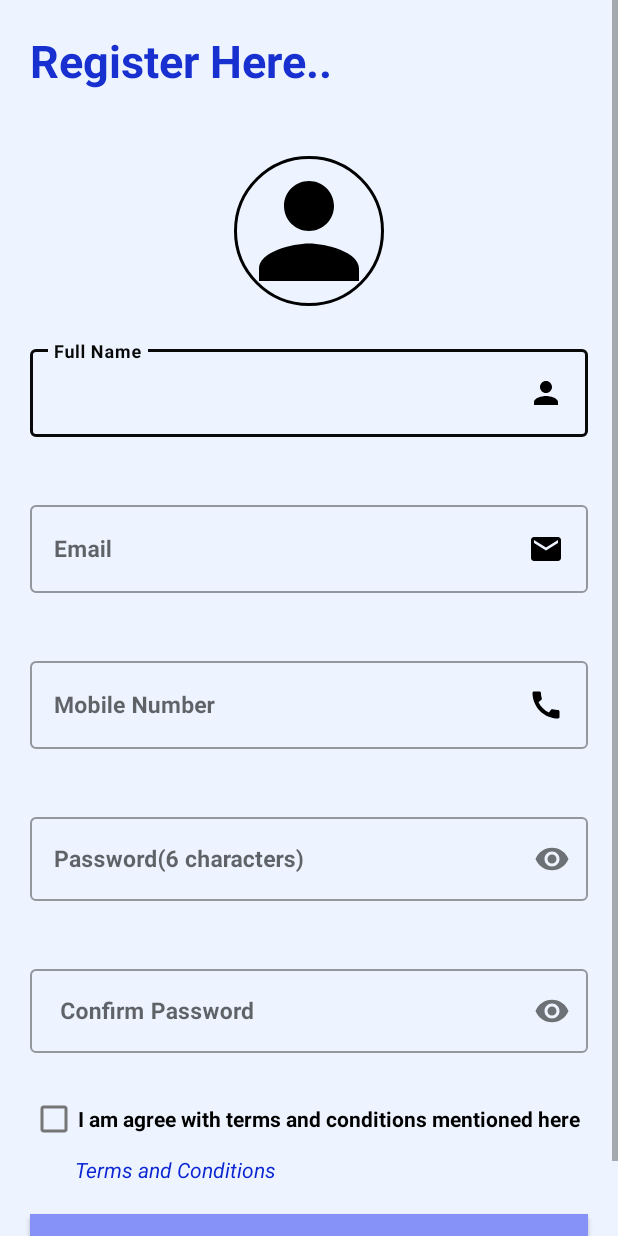
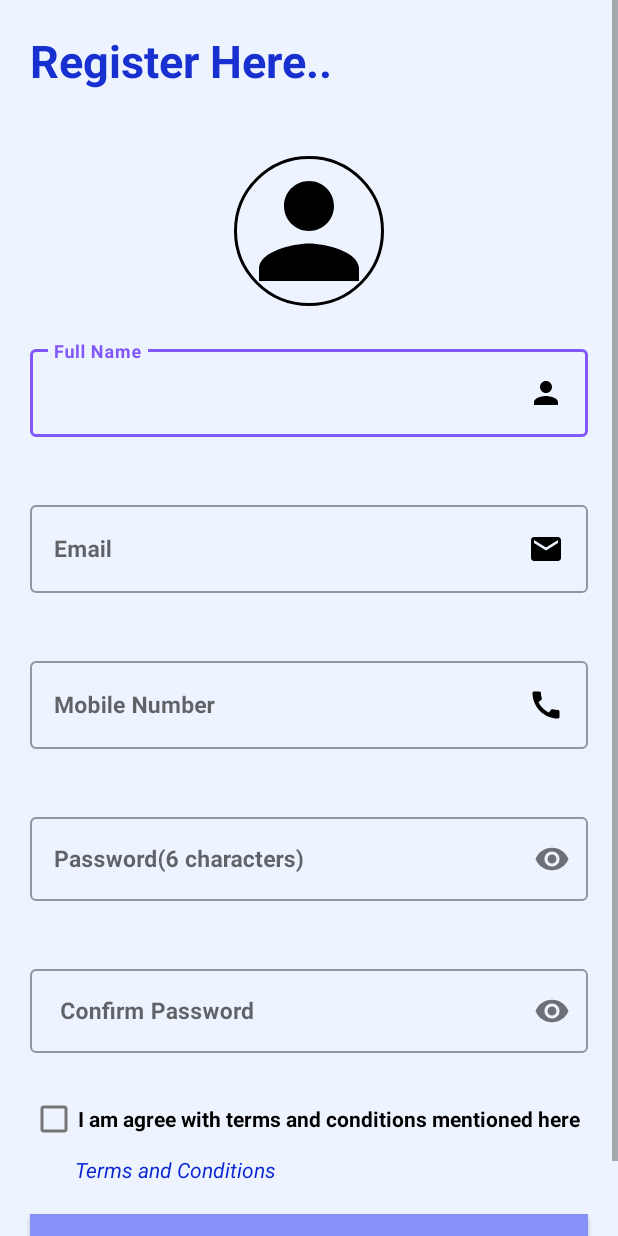
Before and after one commit to danu20002/Nss_Git_App, an Android app: the User_Signup screen opened directly, with no data from a screen before it, on a phone screen of 412 x 824 dp. Run offline under Robolectric (Android 15) with nearby library versions, the phone set to English and light mode, and no system bars; our stand-ins replace CircleImageView, Firebase (no records; nobody signed in at launch, a user with empty details on screens opened directly); libraries missing offline, so code that uses them is left out: javax.mail, javax.mail.internet.

Commit message:
Updated now

```diff
--- a/app/src/main/res/layout/activity_main_screen.xml
+++ b/app/src/main/res/layout/activity_main_screen.xml
@@ -9,9 +9,9 @@
        android:layout_width="match_parent"
        android:layout_height="wrap_content"
         app:title="Chats"
-
-        android:background="#E87C0E"
-       >
+        app:logo="@drawable/baseline_message_24"
+        android:padding="10dp"
+          android:background="@color/default_theme">
 
    </androidx.appcompat.widget.Toolbar>
 
--- a/app/src/main/res/values/colors.xml
+++ b/app/src/main/res/values/colors.xml
@@ -4,4 +4,5 @@
     <color name="white">#FFFFFFFF</color>
     <color name="Danu_color">#8692F7</color>
     <color name="backgroundsetter">#142176FF</color>
+    <color name="default_theme">#8258fa</color>
 </resources>
--- a/app/src/main/res/values/themes.xml
+++ b/app/src/main/res/values/themes.xml
@@ -4,7 +4,7 @@
         <!-- Customize your light theme here. -->
         <!-- <item name="colorPrimary">@color/my_light_primary</item> -->
 
-        <item name="colorPrimary">#090909</item>
+        <item name="colorPrimary">@color/default_theme</item>
     </style>
 
     <style name="Theme.NssGit" parent="Base.Theme.NssGit" />
```
